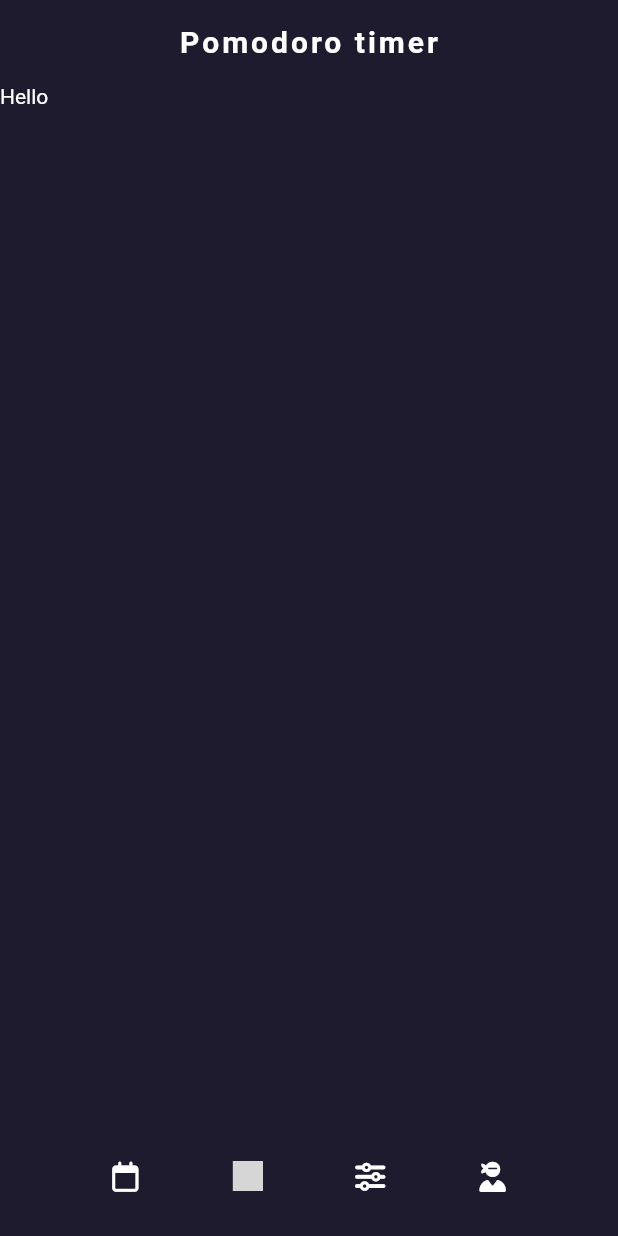
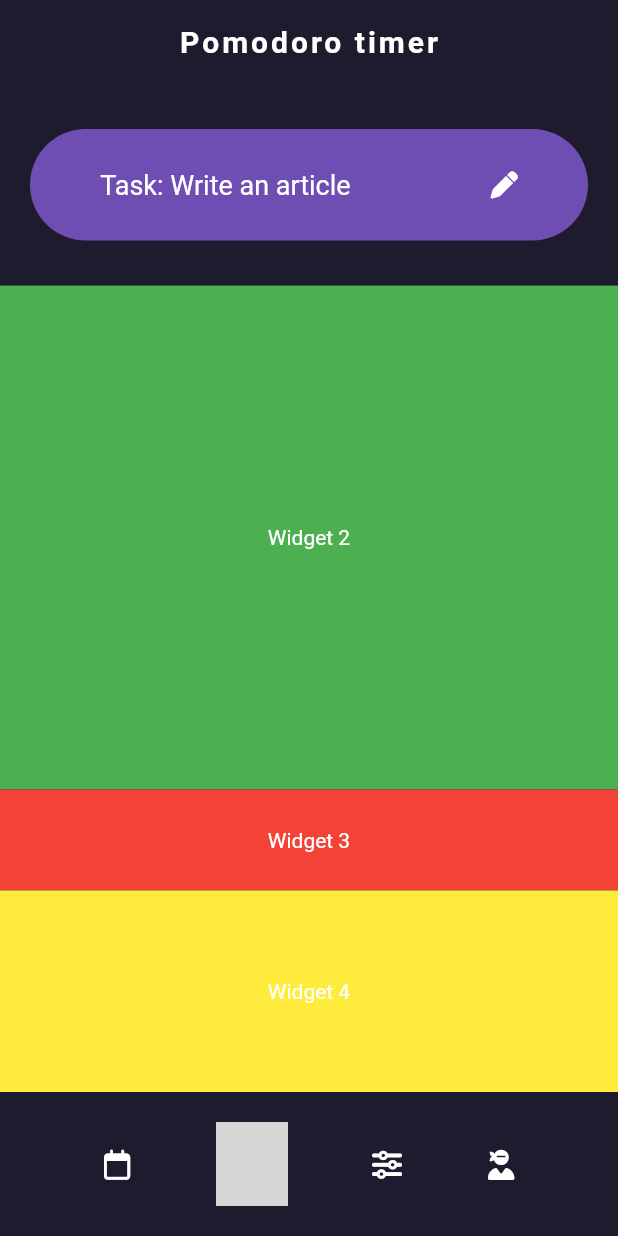
Before and after one commit to NirbhaySirsikar/PomodoroTimer, a Flutter app: the screen it shows after launch, on a phone screen of 412 x 824 dp. Run offline on Flutter 3.47's test engine with Material 2 defaults, Android fonts, the phone set to English and light mode, and no system bars; our stand-ins replace font_awesome_flutter, google_fonts; missing offline and left inert: flutter_glow; Roboto replaces fonts that are missing (Prompt); statements that could not run were skipped; grey boxes are pictures that could not be loaded.

Commit message:
Widgets alligned and first widget added

```diff
--- a/Flutter Project/lib/main.dart
+++ b/Flutter Project/lib/main.dart
@@ -10,14 +10,25 @@ void main() {
 
 class Home extends StatelessWidget {
   const Home({super.key});
-
   @override
   Widget build(BuildContext context) {
     return MaterialApp(
       debugShowCheckedModeBanner: false,
       title: 'Pomodoro Timer',
       theme: appTheme,
-      home: Scaffold(
+      home: HomePage(),
+    );
+  }
+}
+
+class HomePage extends StatelessWidget {
+  const HomePage({
+    super.key,
+  });
+
+  @override
+  Widget build(BuildContext context) {
+    return Scaffold(
       backgroundColor: const Color(0xff1F1B2E),
       appBar: AppBar(
         title: const Center(
@@ -28,13 +39,67 @@ class Home extends StatelessWidget {
         backgroundColor: const Color(0x1F1B2E),
         elevation: 0.0,
       ),
-        body: Column(
-          children: [Text('Hello')],
+      body: SizedBox(
+        width: MediaQuery.of(context).size.width,
+        child: Column(
+          mainAxisAlignment: MainAxisAlignment.spaceAround,
+          crossAxisAlignment: CrossAxisAlignment.center,
+          children: [
+            Expanded(
+              flex: 2,
+              child: Container(
+                decoration: BoxDecoration(
+                    color: Color(0xff6e4eb3),
+                    borderRadius: BorderRadius.all(Radius.circular(100))),
+
+                width: MediaQuery.of(context).size.width,
+                // height: ,
+                margin: EdgeInsets.fromLTRB(20, 30, 20, 30),
+                child: Row(
+                  mainAxisAlignment: MainAxisAlignment.spaceAround,
+                  children: [
+                    Text('Task: Write an article',
+                        style: TextStyle(fontSize: 18)),
+                    Icon(
+                      FontAwesomeIcons.pen,
+                      size: 18,
+                    ),
+                  ],
+                ),
+              ),
+            ),
+            Expanded(
+              flex: 5,
+              child: Container(
+                height: double.infinity,
+                color: Colors.green,
+                child: Center(child: Text("Widget 2")),
+              ),
+            ),
+            Expanded(
+              flex: 1,
+              child: Container(
+                height: double.infinity,
+                color: Colors.red,
+                child: Center(child: Text("Widget 3")),
+              ),
+            ),
+            Expanded(
+              flex: 2,
+              child: Container(
+                height: double.infinity,
+                color: Colors.yellow,
+                child: Center(child: Text("Widget 4")),
+              ),
+            ),
+          ],
+        ),
       ),
       bottomNavigationBar: Container(
-          padding: EdgeInsets.symmetric(vertical: 30, horizontal: 12),
-          child:
-              Row(mainAxisAlignment: MainAxisAlignment.spaceEvenly, children: const [
+        padding: EdgeInsets.symmetric(vertical: 20, horizontal: 12),
+        child: Row(
+            mainAxisAlignment: MainAxisAlignment.spaceEvenly,
+            children: const [
               Icon(
                 FontAwesomeIcons.calendar,
                 size: 20,
@@ -56,7 +121,6 @@ class Home extends StatelessWidget {
               ),
             ]),
       ),
-      ),
     );
   }
 }
```
Lines whose indentation alone changed are shown as unchanged.
